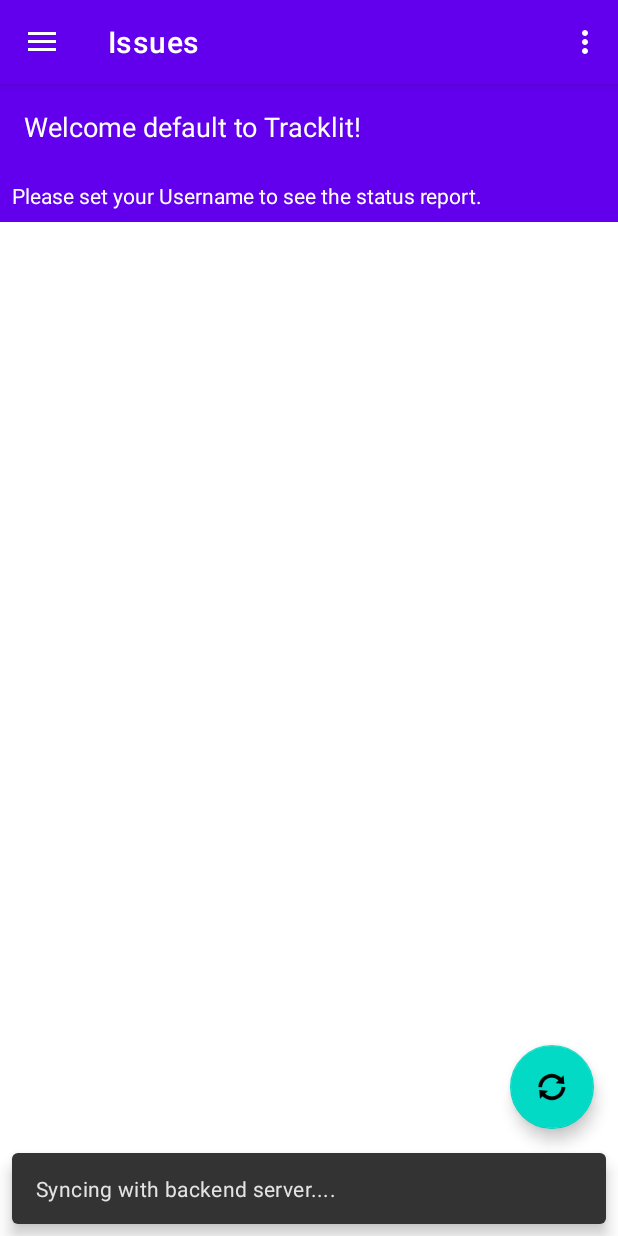
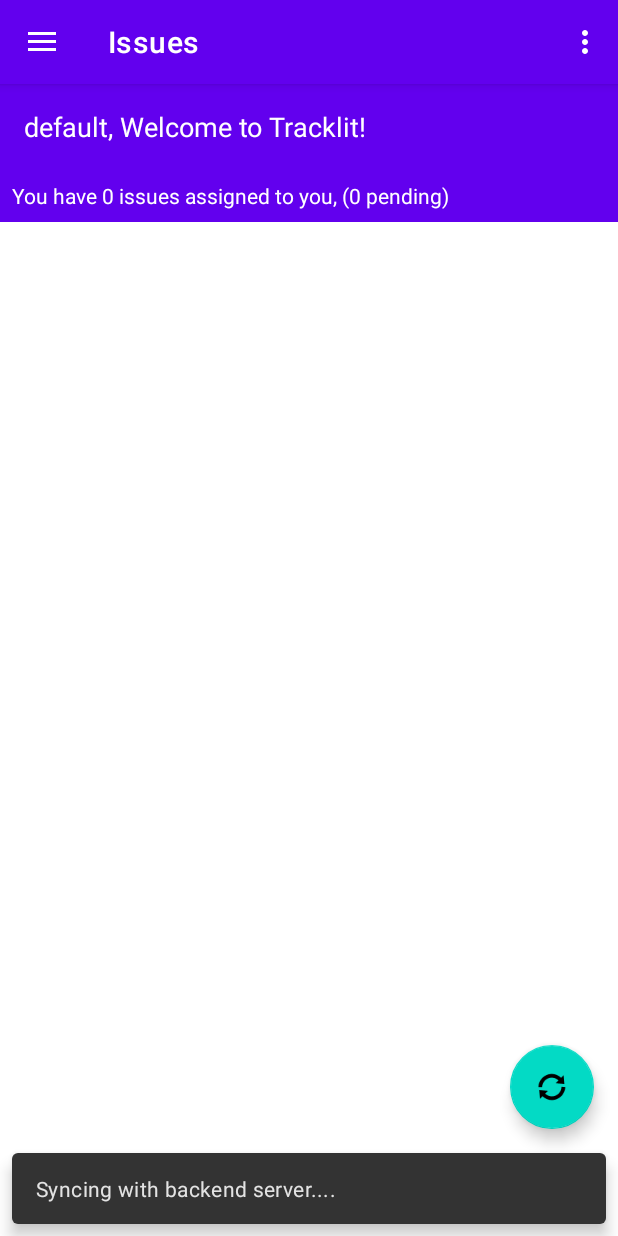
Before and after one commit to aminsaedi/college-android-project, an Android app: the screen it shows after launch (MainActivity), after a tap on an icon or button, on a phone screen of 412 x 824 dp. Run offline under Robolectric (Android 15) with nearby library versions, the phone set to English and light mode, and no system bars; our stand-ins replace Firebase (no records; nobody signed in at launch, a user with empty details on screens opened directly), navigation-ui.

Commit message:
Added logic to update status message based on logged in user

```diff
--- a/app/src/main/java/com/example/newproject/ui/home/HomeFragment.java
+++ b/app/src/main/java/com/example/newproject/ui/home/HomeFragment.java
@@ -35,6 +35,8 @@
 
     private MyAdapter adapter;
 
+    private String username;
+
     DatabaseReference issuesDatabase;
 
     public View onCreateView(@NonNull LayoutInflater inflater,
@@ -43,6 +45,17 @@
 
         binding = FragmentHomeBinding.inflate(inflater, container, false);
         View root = binding.getRoot();
+
+        // get username key from shared preferences
+        SharedPreferences sharedPreferences = PreferenceManager.getDefaultSharedPreferences(getContext());
+        username = sharedPreferences.getString("username", "default");
+
+        // set username in the header
+        if (username != null) {
+            TextView usernameTextView = root.findViewById(R.id.welcomeTextView);
+            usernameTextView.setText(username + ", Welcome to Tracklit!");
+        }
+
 
         issuesDatabase = FirebaseDatabase.getInstance().getReference("issues");
 
@@ -71,6 +84,21 @@
 
                 // Update the RecyclerView adapter with the new data
                 adapter.updateData(issues);
+                // if username is set, get the total count of issues assigned to the user
+                if (username != null) {
+                    int count = 0;
+                    int pendingCount = 0;
+                    for (Issue issue : issues) {
+                        if (issue.getAssignee().equals(username)) {
+                            count++;
+                            if (issue.getStatus() == Issue.Status.PENDING) {
+                                pendingCount++;
+                            }
+                        }
+                    }
+                    TextView countTextView = root.findViewById(R.id.statusTextView);
+                    countTextView.setText("You have " + count + " issues assigned to you, (" + pendingCount + " pending)");
+                }
             }
 
             @Override
@@ -84,15 +112,7 @@
         adapter = new MyAdapter(getContext(), issues);
         recyclerView.setAdapter(adapter);
 
-        // get username key from shared preferences
-        SharedPreferences sharedPreferences = PreferenceManager.getDefaultSharedPreferences(getContext());
-        String username = sharedPreferences.getString("username", "default");
 
-        // set username in the header
-        if (username != null) {
-            TextView usernameTextView = root.findViewById(R.id.welcomeTextView);
-            usernameTextView.setText("Welcome " + username + " to Tracklit!");
-        }
 
 
         return root;
```
